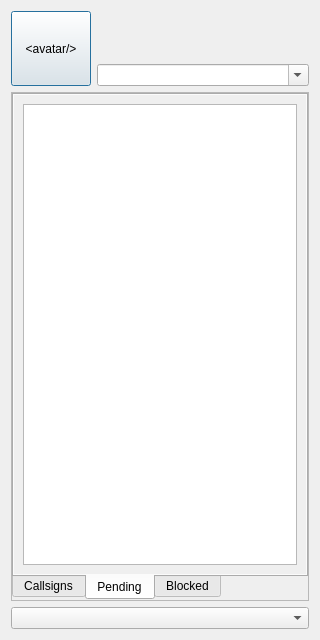
Before: the Qt Designer form src/ui/xmpp/gkxmpprosterdialog.ui in GekkoFyre/small-world-deluxe, drawn with Qt 5.
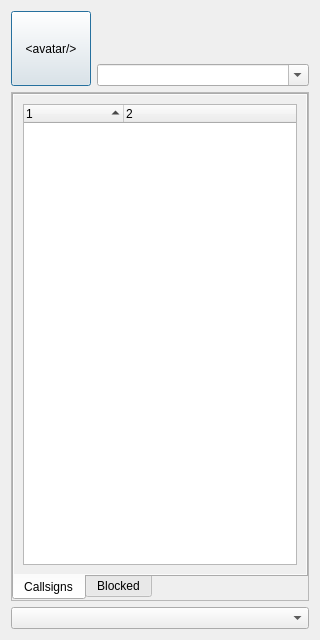
After: the same form once the commit is applied. The open tabs and pages were chosen to show the change.

```diff
--- a/src/ui/xmpp/gkxmpprosterdialog.ui
+++ b/src/ui/xmpp/gkxmpprosterdialog.ui
@@ -265,79 +265,32 @@
                  </property>
                  <layout class="QVBoxLayout" name="verticalLayout_5">
                   <item>
-                   <widget class="QTreeView" name="treeView_callsigns_groups">
+                   <widget class="QTreeWidget" name="treeWidget_callsigns_groups">
                     <property name="contextMenuPolicy">
                      <enum>Qt::CustomContextMenu</enum>
                     </property>
                     <property name="verticalScrollBarPolicy">
                      <enum>Qt::ScrollBarAlwaysOff</enum>
                     </property>
+                    <property name="sortingEnabled">
+                     <bool>true</bool>
+                    </property>
                     <property name="wordWrap">
                      <bool>true</bool>
                     </property>
-                    <property name="headerHidden">
-                     <bool>true</bool>
+                    <property name="columnCount">
+                     <number>2</number>
                     </property>
-                   </widget>
-                  </item>
-                 </layout>
-                </widget>
-               </widget>
-              </item>
-             </layout>
-            </widget>
-            <widget class="QWidget" name="tab_pending">
-             <attribute name="title">
-              <string>Pending</string>
-             </attribute>
-             <layout class="QVBoxLayout" name="verticalLayout_18">
-              <property name="leftMargin">
-               <number>0</number>
-              </property>
-              <property name="topMargin">
-               <number>0</number>
-              </property>
-              <property name="rightMargin">
-               <number>0</number>
-              </property>
-              <property name="bottomMargin">
-               <number>0</number>
-              </property>
-              <item>
-               <widget class="QScrollArea" name="scrollArea_callsigns_pending">
-                <property name="frameShape">
-                 <enum>QFrame::NoFrame</enum>
-                </property>
-                <property name="frameShadow">
-                 <enum>QFrame::Plain</enum>
-                </property>
-                <property name="horizontalScrollBarPolicy">
-                 <enum>Qt::ScrollBarAlwaysOff</enum>
-                </property>
-                <property name="widgetResizable">
-                 <bool>true</bool>
-                </property>
-                <widget class="QWidget" name="scrollAreaWidgetContents_callsigns_pending">
-                 <property name="geometry">
-                  <rect>
-                   <x>0</x>
-                   <y>0</y>
-                   <width>292</width>
-                   <height>485</height>
-                  </rect>
-                 </property>
-                 <layout class="QVBoxLayout" name="verticalLayout_19">
-                  <item>
-                   <widget class="QTableView" name="tableView_callsigns_pending">
-                    <property name="contextMenuPolicy">
-                     <enum>Qt::CustomContextMenu</enum>
-                    </property>
-                    <property name="verticalScrollBarPolicy">
-                     <enum>Qt::ScrollBarAlwaysOff</enum>
-                    </property>
-                    <property name="alternatingRowColors">
-                     <bool>true</bool>
-                    </property>
+                    <column>
+                     <property name="text">
+                      <string notr="true">1</string>
+                     </property>
+                    </column>
+                    <column>
+                     <property name="text">
+                      <string notr="true">2</string>
+                     </property>
+                    </column>
                    </widget>
                   </item>
                  </layout>
```
Left out of the diff: 10 changed lines with no effect on the pictures.
